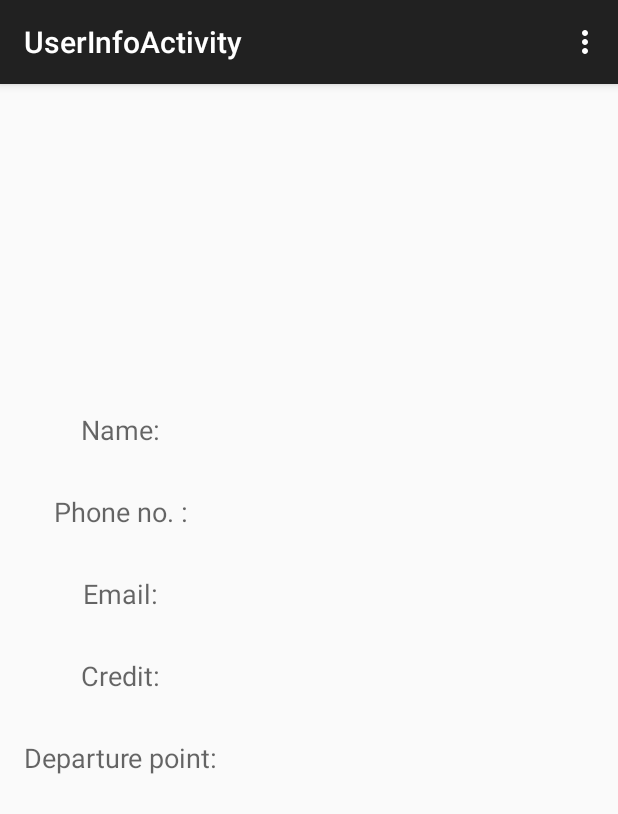
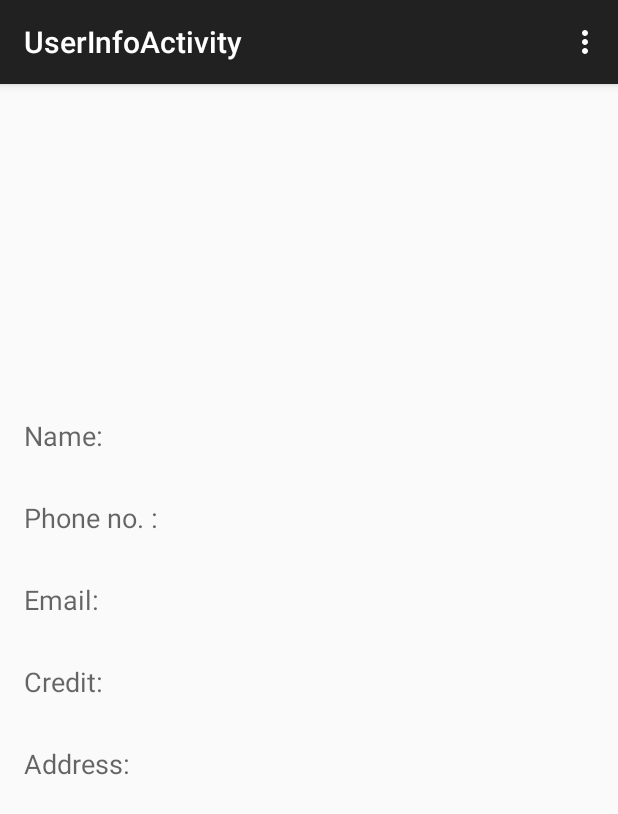
Before and after one commit to Zumit/Zumit-App, an Android app: the UserInfoActivity screen opened directly, with no data from a screen before it, on a phone screen of 412 x 824 dp. Shown: the top 814 px of the screen. Run offline under Robolectric (Android 15) with nearby library versions, the phone set to English and light mode, and no system bars; 7 statements that could not run were skipped.

Commit message:
View ride UI updates.

```diff
--- a/app/RideShareOZ/app/build.gradle
+++ b/app/RideShareOZ/app/build.gradle
@@ -3,7 +3,7 @@ apply plugin: 'com.google.gms.google-services'
 
 android {
     compileSdkVersion 23
-    buildToolsVersion "23.0.0"
+    buildToolsVersion "22.0.1"
 
     defaultConfig {
         applicationId "com.swen900014.orange.rideshareoz"
@@ -22,8 +22,8 @@ android {
 
 dependencies {
     compile fileTree(dir: 'libs', include: ['*.jar'])
-    compile 'com.android.support:appcompat-v7:23.0.0'
-    compile 'com.google.android.gms:play-services:7.5.0'
+    compile 'com.android.support:appcompat-v7:23.0.1'
+    compile 'com.google.android.gms:play-services:7.8.0'
     compile files('libs/volley.jar')
     compile files('libs/java_json.jar')
 }
--- a/app/RideShareOZ/app/src/main/java/com/swen900014/orange/rideshareoz/MainActivity.java
+++ b/app/RideShareOZ/app/src/main/java/com/swen900014/orange/rideshareoz/MainActivity.java
@@ -349,8 +349,8 @@ public class MainActivity extends AppCompatActivity implements
         //GoogleApiClient mGoogleApiClient = (GoogleApiClient)params[0];
         String accountName = Plus.AccountApi.getAccountName(mGoogleApiClient);
         Account account = new Account(accountName, GoogleAuthUtil.GOOGLE_ACCOUNT_TYPE);
-        String scopes = "oauth2:server:client_id:" + SERVER_CLIENT_ID; // Not the app's client ID.
-//audience:
+        String scopes = "audience:server:client_id:" + SERVER_CLIENT_ID; // Not the app's client ID.
+
         try
         {
             return GoogleAuthUtil.getToken(getApplicationContext(), account, scopes);
--- a/app/RideShareOZ/app/src/main/java/com/swen900014/orange/rideshareoz/Resources.java
+++ b/app/RideShareOZ/app/src/main/java/com/swen900014/orange/rideshareoz/Resources.java
@@ -6,8 +6,7 @@ package com.swen900014.orange.rideshareoz;
 public class Resources
 {
     public final static String SERVER_CLIENT_ID =
-            "728068031979-l803m9527jv2ks6hh4qm8sg6nqr8thgl.apps.googleusercontent.com" +
-                    ":api_scope:https://www.googleapis.com/auth/plus.login";
+            "728068031979-l803m9527jv2ks6hh4qm8sg6nqr8thgl.apps.googleusercontent.com";
 
     public final static String GETALL_RIDE_URL = "http://144.6.226.237/ride/getall";
     public final static String GETALL_USER_URL = "http://144.6.226.237/user/getall";
--- a/app/RideShareOZ/app/src/main/res/layout/activity_driver_view_ride.xml
+++ b/app/RideShareOZ/app/src/main/res/layout/activity_driver_view_ride.xml
@@ -182,7 +182,8 @@
         android:layout_row="10"
         android:layout_column="0"
         android:layout_gravity="center"
-        android:layout_columnSpan="6" />
+        android:layout_columnSpan="6"
+        android:layout_marginTop="20dp"/>
 
     <TextView
         android:layout_width="wrap_content"
--- a/app/RideShareOZ/app/src/main/res/layout/activity_pass_view_ride.xml
+++ b/app/RideShareOZ/app/src/main/res/layout/activity_pass_view_ride.xml
@@ -232,7 +232,7 @@
             android:layout_gravity="center_horizontal"
             android:layout_columnSpan="6"
             android:text="@string/joinButton"
-            android:layout_marginTop="10dp"/>
+            android:layout_marginTop="20dp"/>
 
     </GridLayout>
 </ScrollView>
--- a/app/RideShareOZ/app/src/main/res/layout/activity_user_info.xml
+++ b/app/RideShareOZ/app/src/main/res/layout/activity_user_info.xml
@@ -10,7 +10,7 @@
              android:gravity="center_vertical|center|center_horizontal">
 
     <TableRow
-        android:layout_width="match_parent"
+        android:layout_width="fill_parent"
         android:layout_height="match_parent"
         android:layout_gravity="center"
         android:layout_marginTop="10dp"
@@ -23,8 +23,9 @@
             android:text="@string/nameText"
             android:id="@+id/NameText"
             android:layout_column="0"
-            android:layout_gravity="center"
-            android:layout_marginBottom="10dp"/>
+            android:layout_gravity="left|center"
+            android:layout_marginBottom="10dp"
+            />
 
         <TextView
             android:layout_width="wrap_content"
@@ -33,11 +34,12 @@
             android:id="@+id/ShowName"
             android:layout_column="1"
             android:layout_gravity="center_vertical"
-            android:layout_marginBottom="10dp"/>
+            android:layout_marginBottom="10dp"
+            />
     </TableRow>
 
     <TableRow
-        android:layout_width="match_parent"
+        android:layout_width="fill_parent"
         android:layout_height="match_parent"
         android:layout_gravity="center"
         android:layout_marginTop="10dp"
@@ -50,8 +52,9 @@
             android:text="@string/phoneText"
             android:id="@+id/PhoneText"
             android:layout_column="0"
-            android:layout_gravity="center"
-            android:layout_marginBottom="10dp"/>
+            android:layout_gravity="left|center"
+            android:layout_marginBottom="10dp"
+            />
 
         <TextView
             android:layout_width="wrap_content"
@@ -60,11 +63,12 @@
             android:id="@+id/ShowPhone"
             android:layout_column="1"
             android:layout_gravity="center_vertical"
-            android:layout_marginBottom="10dp"/>
+            android:layout_marginBottom="10dp"
+            />
     </TableRow>
 
     <TableRow
-        android:layout_width="match_parent"
+        android:layout_width="fill_parent"
         android:layout_height="match_parent"
         android:layout_gravity="center"
         android:layout_marginTop="10dp"
@@ -77,8 +81,9 @@
             android:text="@string/emailText"
             android:id="@+id/EmailText"
             android:layout_column="0"
-            android:layout_gravity="center"
-            android:layout_marginBottom="10dp"/>
+            android:layout_gravity="left|center"
+            android:layout_marginBottom="10dp"
+            />
 
         <TextView
             android:layout_width="wrap_content"
@@ -87,11 +92,12 @@
             android:id="@+id/ShowEmail"
             android:layout_column="1"
             android:layout_gravity="center_vertical"
-            android:layout_marginBottom="10dp"/>
+            android:layout_marginBottom="10dp"
+            />
     </TableRow>
 
     <TableRow
-        android:layout_width="match_parent"
+        android:layout_width="fill_parent"
         android:layout_height="match_parent"
         android:layout_gravity="center"
         android:layout_marginTop="10dp"
@@ -104,8 +110,9 @@
             android:text="@string/creditText"
             android:id="@+id/textView2"
             android:layout_column="0"
-            android:layout_gravity="center"
-            android:layout_marginBottom="10dp"/>
+            android:layout_gravity="left|center"
+            android:layout_marginBottom="10dp"
+            />
 
         <TextView
             android:layout_width="wrap_content"
@@ -114,11 +121,12 @@
             android:id="@+id/ShowCredit"
             android:layout_column="1"
             android:layout_gravity="center_vertical"
-            android:layout_marginBottom="10dp"/>
+            android:layout_marginBottom="10dp"
+            />
     </TableRow>
 
     <TableRow
-        android:layout_width="match_parent"
+        android:layout_width="fill_parent"
         android:layout_height="match_parent"
         android:layout_gravity="center"
         android:layout_marginTop="10dp"
@@ -131,8 +139,9 @@
             android:text="@string/departureText"
             android:id="@+id/departureText"
             android:layout_column="0"
-            android:layout_gravity="center"
-            android:layout_marginBottom="10dp"/>
+            android:layout_gravity="left|center"
+            android:layout_marginBottom="10dp"
+            />
 
         <TextView
             android:layout_width="wrap_content"
@@ -141,35 +150,37 @@
             android:id="@+id/ShowDeparture"
             android:layout_column="1"
             android:layout_gravity="center_vertical"
-            android:layout_marginBottom="10dp"/>
+            android:layout_marginBottom="10dp"
+            />
 
     </TableRow>
 
     <TableRow
-        android:layout_width="match_parent"
+        android:layout_width="fill_parent"
         android:layout_height="match_parent"
         android:layout_gravity="center_horizontal">
 
         <Button
-            android:layout_width="fill_parent"
-            android:layout_height="fill_parent"
+            android:layout_width="80dp"
+            android:layout_height="40dp"
             android:text="@string/acceptText"
             android:id="@+id/acceptButton"
             android:layout_column="0"
             android:textSize="12sp"
             android:layout_gravity="center_horizontal"
             android:layout_margin="10dp"
-            android:gravity="center_vertical|center_horizontal"/>
+            android:gravity="center_vertical|center_horizontal"
+            android:layout_weight="1"/>
 
         <Button
-            android:layout_width="wrap_content"
-            android:layout_height="wrap_content"
+            android:layout_width="80dp"
+            android:layout_height="40dp"
             android:text="@string/rejectText"
             android:id="@+id/rejectButton"
             android:layout_column="1"
             android:textSize="12sp"
             android:layout_gravity="center_horizontal"
             android:layout_margin="10dp"
-            />
+            android:layout_weight="1"/>
     </TableRow>
 </TableLayout>
--- a/app/RideShareOZ/app/src/main/res/values/strings.xml
+++ b/app/RideShareOZ/app/src/main/res/values/strings.xml
@@ -14,7 +14,7 @@
     <string name="PassViewPass">Passengers</string>
     <string name="LeaveRide">Leave</string>
     <string name="ViewRide">VIEW RIDE</string>
-    <string name="startLabel">Start: </string>
+    <string name="startLabel">Address: </string>
     <string name="endLabel">End:</string>
     <string name="timeLabel">Time: </string>
     <string name="passLabel">Joined: </string>
@@ -46,5 +46,5 @@
     <string name="endPoint">To:</string>
     <string name="creator">Creator:</string>
     <string name="seats">Seats:</string>
-    <string name="departureText">Departure point:</string>
+    <string name="departureText">Address:</string>
 </resources>
```
Also changed, not shown: 1 other file.
